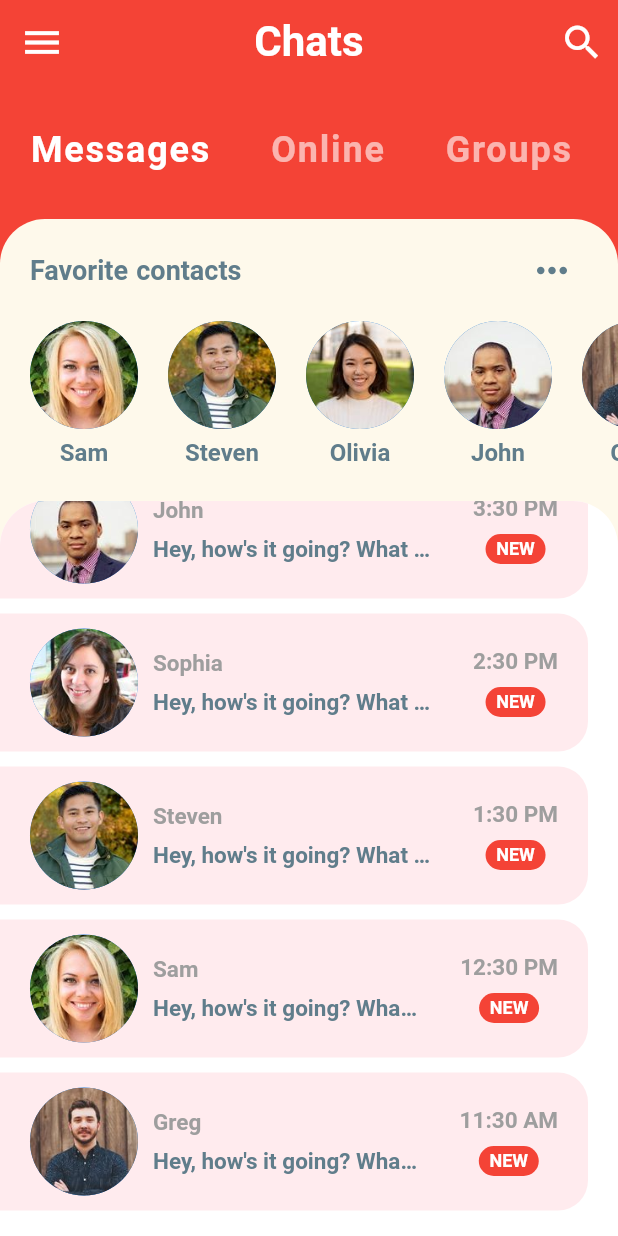
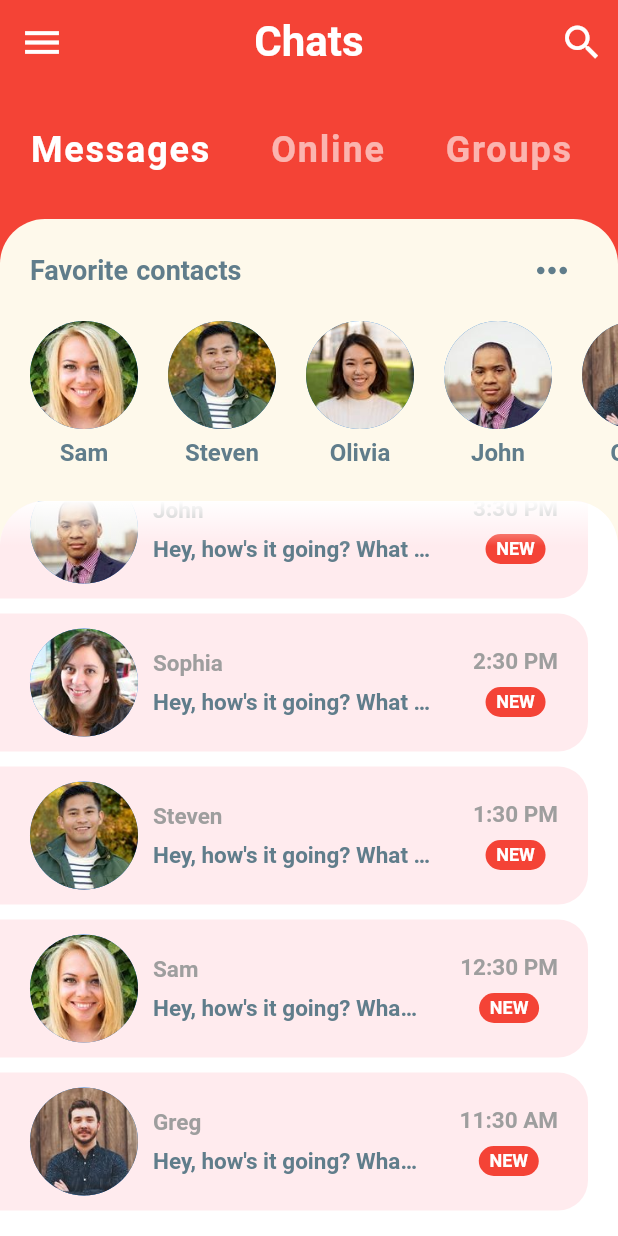
Before and after one commit to dimas-nur/flutter_messenger_app, a Flutter app: the screen it shows after launch, scrolled down 248 dp, on a phone screen of 412 x 824 dp. Run offline on Flutter 3.47's test engine with Material 2 defaults, Android fonts, the light colour scheme and no system bars.

Commit message:
add gradient color in recent chat widget

```diff
--- a/lib/presentation/widgets/recent_chat.dart
+++ b/lib/presentation/widgets/recent_chat.dart
@@ -1,3 +1,5 @@
+import 'dart:ui';
+
 import 'package:flutter/material.dart';
 
 import '../../data/entities/message_entity.dart';
@@ -27,12 +29,30 @@ class RecentChat extends StatelessWidget {
             topLeft: Radius.circular(30),
             topRight: Radius.circular(30),
           ),
-          child: ListView.builder(
-            padding: const EdgeInsets.symmetric(
-              vertical: 12,
-            ),
-            itemCount: chats.length,
-            itemBuilder: (context, index) => _chatCard(context, chats[index]),
+          child: Stack(
+            children: [
+              ListView.builder(
+                padding: const EdgeInsets.symmetric(
+                  vertical: 12,
+                ),
+                itemCount: chats.length,
+                itemBuilder: (context, index) =>
+                    _chatCard(context, chats[index]),
+              ),
+              Container(
+                height: 30,
+                decoration: BoxDecoration(
+                  gradient: LinearGradient(
+                    begin: Alignment.topCenter,
+                    end: Alignment.bottomCenter,
+                    colors: [
+                      Colors.white,
+                      Colors.white.withOpacity(0),
+                    ],
+                  ),
+                ),
+              ),
+            ],
           ),
         ),
       ),
```
